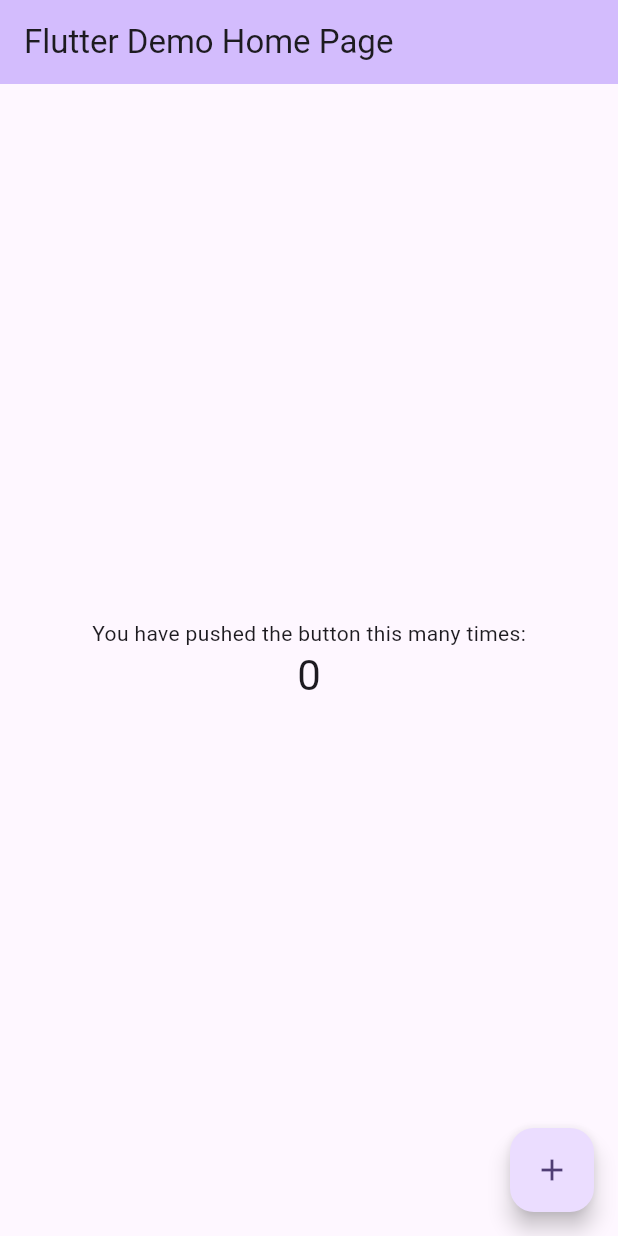
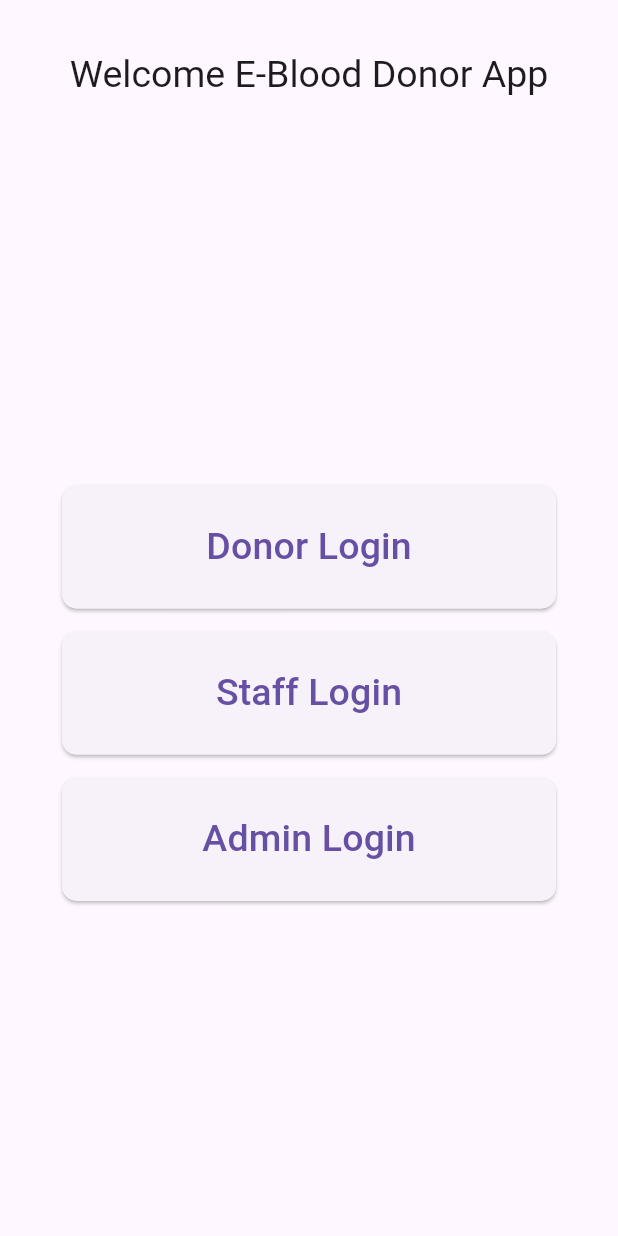
Before and after one commit to caglaar/blood_donor-mobil, a Flutter app: the screen it shows after launch, on a phone screen of 412 x 824 dp. Run offline on Flutter 3.47's test engine with Material 3 defaults, Android fonts, the phone set to English and light mode, and no system bars.

Commit message:
added homePage

```diff
--- /dev/null
+++ b/lib/const/buttonConsts.dart
@@ -0,0 +1,9 @@
+import 'package:flutter/material.dart';
+
+class ButtonStyles {
+  static final ButtonStyle buttonType = ButtonStyle(
+    shape: MaterialStateProperty.all<RoundedRectangleBorder>(
+      RoundedRectangleBorder(borderRadius: BorderRadius.circular(10.0),),),);
+
+
+}
--- /dev/null
+++ b/lib/const/textConsts.dart
@@ -0,0 +1,6 @@
+import 'package:flutter/material.dart';
+
+class TextStyles {
+  static const TextStyle titleStyle =  TextStyle(fontSize: 25,fontStyle: FontStyle.normal);
+  static const TextStyle buttonStyle =  TextStyle(fontSize: 25,fontStyle: FontStyle.normal);
+}
--- a/lib/main.dart
+++ b/lib/main.dart
@@ -1,3 +1,4 @@
+import 'package:e_blood_donor/pages/mainPage/home_page.dart';
 import 'package:flutter/material.dart';
 
 void main() {
@@ -10,116 +11,9 @@ class MyApp extends StatelessWidget {
   // This widget is the root of your application.
   @override
   Widget build(BuildContext context) {
-    return MaterialApp(
-      title: 'Flutter Demo',
-      theme: ThemeData(
-        // This is the theme of your application.
-        //
-        // TRY THIS: Try running your application with "flutter run". You'll see
-        // the application has a blue toolbar. Then, without quitting the app,
-        // try changing the seedColor in the colorScheme below to Colors.green
-        // and then invoke "hot reload" (save your changes or press the "hot
-        // reload" button in a Flutter-supported IDE, or press "r" if you used
-        // the command line to start the app).
-        //
-        // Notice that the counter didn't reset back to zero; the application
-        // state is not lost during the reload. To reset the state, use hot
-        // restart instead.
-        //
-        // This works for code too, not just values: Most code changes can be
-        // tested with just a hot reload.
-        colorScheme: ColorScheme.fromSeed(seedColor: Colors.deepPurple),
-        useMaterial3: true,
-      ),
-      home: const MyHomePage(title: 'Flutter Demo Home Page'),
+    return  MaterialApp(
+      title: 'E-BloodDonor',
+      home: homePage(),
     );
   }
 }
-
-class MyHomePage extends StatefulWidget {
-  const MyHomePage({super.key, required this.title});
-
-  // This widget is the home page of your application. It is stateful, meaning
-  // that it has a State object (defined below) that contains fields that affect
-  // how it looks.
-
-  // This class is the configuration for the state. It holds the values (in this
-  // case the title) provided by the parent (in this case the App widget) and
-  // used by the build method of the State. Fields in a Widget subclass are
-  // always marked "final".
-
-  final String title;
-
-  @override
-  State<MyHomePage> createState() => _MyHomePageState();
-}
-
-class _MyHomePageState extends State<MyHomePage> {
-  int _counter = 0;
-
-  void _incrementCounter() {
-    setState(() {
-      // This call to setState tells the Flutter framework that something has
-      // changed in this State, which causes it to rerun the build method below
-      // so that the display can reflect the updated values. If we changed
-      // _counter without calling setState(), then the build method would not be
-      // called again, and so nothing would appear to happen.
-      _counter++;
-    });
-  }
-
-  @override
-  Widget build(BuildContext context) {
-    // This method is rerun every time setState is called, for instance as done
-    // by the _incrementCounter method above.
-    //
-    // The Flutter framework has been optimized to make rerunning build methods
-    // fast, so that you can just rebuild anything that needs updating rather
-    // than having to individually change instances of widgets.
-    return Scaffold(
-      appBar: AppBar(
-        // TRY THIS: Try changing the color here to a specific color (to
-        // Colors.amber, perhaps?) and trigger a hot reload to see the AppBar
-        // change color while the other colors stay the same.
-        backgroundColor: Theme.of(context).colorScheme.inversePrimary,
-        // Here we take the value from the MyHomePage object that was created by
-        // the App.build method, and use it to set our appbar title.
-        title: Text(widget.title),
-      ),
-      body: Center(
-        // Center is a layout widget. It takes a single child and positions it
-        // in the middle of the parent.
-        child: Column(
-          // Column is also a layout widget. It takes a list of children and
-          // arranges them vertically. By default, it sizes itself to fit its
-          // children horizontally, and tries to be as tall as its parent.
-          //
-          // Column has various properties to control how it sizes itself and
-          // how it positions its children. Here we use mainAxisAlignment to
-          // center the children vertically; the main axis here is the vertical
-          // axis because Columns are vertical (the cross axis would be
-          // horizontal).
-          //
-          // TRY THIS: Invoke "debug painting" (choose the "Toggle Debug Paint"
-          // action in the IDE, or press "p" in the console), to see the
-          // wireframe for each widget.
-          mainAxisAlignment: MainAxisAlignment.center,
-          children: <Widget>[
-            const Text(
-              'You have pushed the button this many times:',
-            ),
-            Text(
-              '$_counter',
-              style: Theme.of(context).textTheme.headlineMedium,
-            ),
-          ],
-        ),
-      ),
-      floatingActionButton: FloatingActionButton(
-        onPressed: _incrementCounter,
-        tooltip: 'Increment',
-        child: const Icon(Icons.add),
-      ), // This trailing comma makes auto-formatting nicer for build methods.
-    );
-  }
-}
--- /dev/null
+++ b/lib/pages/mainPage/home_page.dart
@@ -0,0 +1,33 @@
+import 'package:e_blood_donor/const/textConsts.dart';
+import 'package:e_blood_donor/widgets/homeWidgets/button_home.dart';
+import 'package:flutter/material.dart';
+
+class homePage extends StatelessWidget {
+  const homePage({super.key});
+
+  @override
+  Widget build(BuildContext context) {
+    return Scaffold(
+      appBar: AppBar(
+        title: const Text("Welcome E-Blood Donor App",style: TextStyles.titleStyle,),
+        centerTitle: true,
+        toolbarHeight: 100,
+      ),
+      body: const Center(
+        child: Column(
+          crossAxisAlignment: CrossAxisAlignment.center,
+          mainAxisAlignment: MainAxisAlignment.center,
+          children: [
+            ButtonHome(message: "Donor Login"),
+            SizedBox(height: 15,),
+            ButtonHome(message: "Staff Login"),
+            SizedBox(height: 15,),
+            ButtonHome(message: "Admin Login"),
+
+
+          ]
+          ),
+      ),
+    );
+  }
+}
--- /dev/null
+++ b/lib/widgets/homeWidgets/button_home.dart
@@ -0,0 +1,29 @@
+import 'package:e_blood_donor/const/buttonConsts.dart';
+import 'package:e_blood_donor/const/textConsts.dart';
+import 'package:flutter/material.dart';
+
+class ButtonHome extends StatelessWidget {
+  final String message;
+
+  const ButtonHome({Key? key, required this.message}) : super(key: key);
+
+  @override
+  Widget build(BuildContext context) {
+    final screenWidth = MediaQuery.of(context).size.width;
+    final screenHeight = MediaQuery.of(context).size.height;
+    final buttonWidth = screenWidth * 0.8; // Ekran genişliğinin %80'i kadar bir genişlik
+    final buttonHeight = screenHeight * 0.1;
+    return SizedBox(
+      width: buttonWidth,
+      height: buttonHeight,
+      child: ElevatedButton(
+        onPressed: () {},
+        child: Text(
+          message,
+          style: TextStyles.buttonStyle, // İsteğe bağlı olarak metin boyutunu ayarlayabilirsiniz
+        ),
+        style: ButtonStyles.buttonType,
+      ),
+    );
+  }
+}
```
